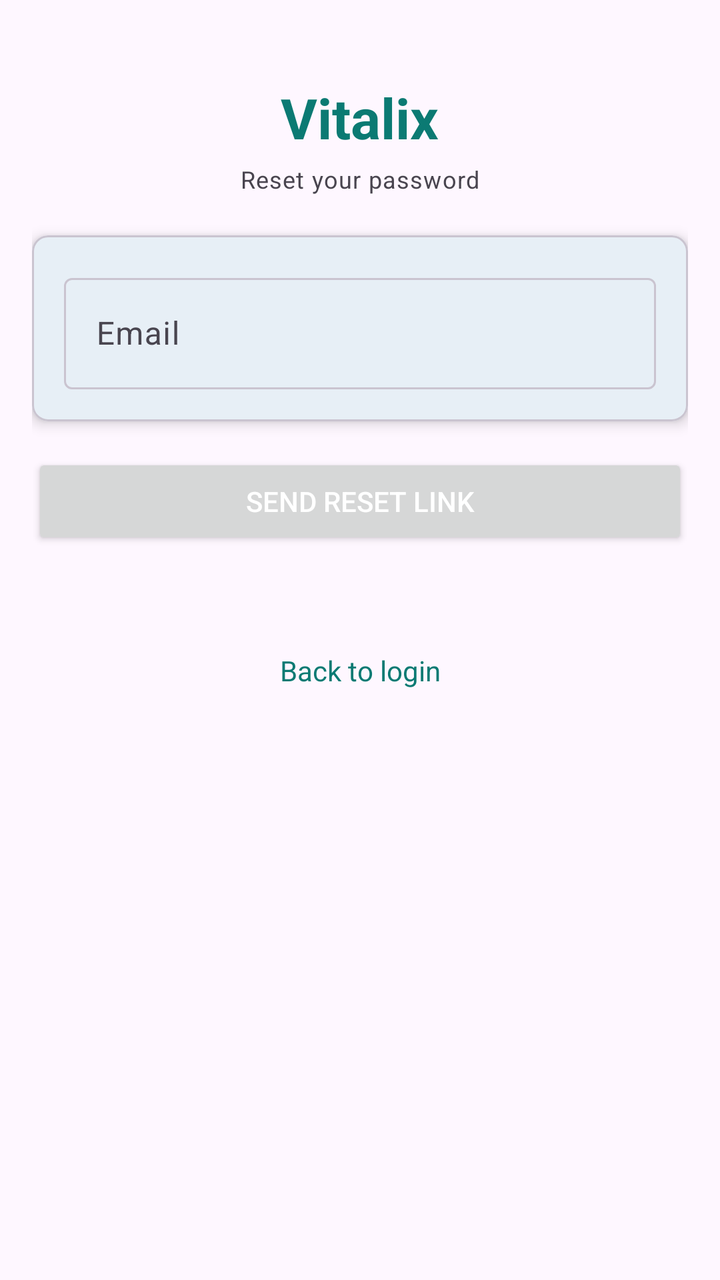
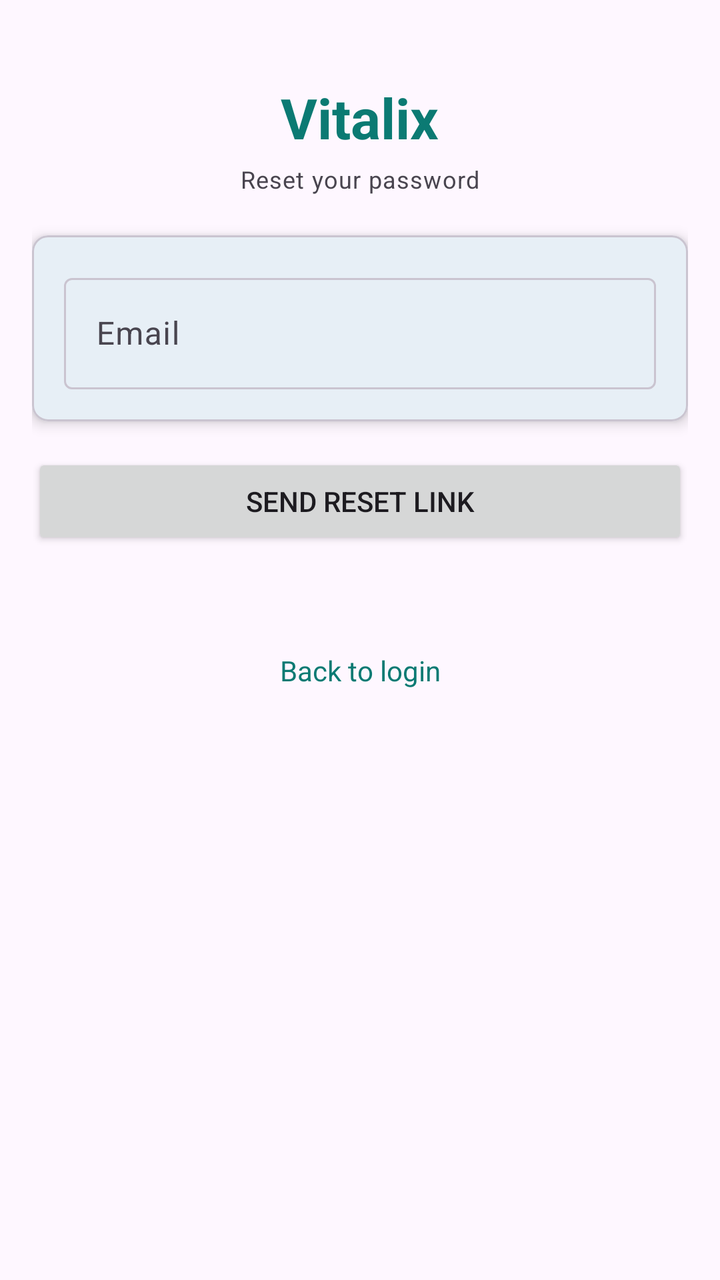

Two renders of the same Android screen: before a commit and after it. Below are the layout's source before the change and the commit's diff.
<!-- AndroidManifest.xml: activity theme Theme.Vitalix -->
<!-- res/layout/activity_forgot.xml -->
<?xml version="1.0" encoding="utf-8"?>
<ScrollView xmlns:android="http://schemas.android.com/apk/res/android"
    xmlns:app="http://schemas.android.com/apk/res-auto"
    android:layout_width="match_parent"
    android:layout_height="match_parent"
    android:padding="@dimen/space_16">

    <LinearLayout
        android:layout_width="match_parent"
        android:layout_height="wrap_content"
        android:orientation="vertical">

        <TextView
            android:layout_width="wrap_content"
            android:layout_height="wrap_content"
            android:layout_gravity="center_horizontal"
            android:layout_marginTop="@dimen/space_24"
            android:layout_marginBottom="@dimen/space_4"
            android:text="Vitalix"
            android:textColor="@color/vital_teal_text"
            android:textSize="28sp"
            android:textStyle="bold" />

        <TextView
            android:layout_width="wrap_content"
            android:layout_height="wrap_content"
            android:layout_gravity="center_horizontal"
            android:layout_marginBottom="20dp"
            android:text="Reset your password"
            android:textAppearance="@style/Vitalix.Caption" />

        <com.google.android.material.card.MaterialCardView
            android:layout_width="match_parent"
            android:layout_height="wrap_content"
            android:layout_marginBottom="@dimen/space_16"
            app:cardCornerRadius="8dp"
            app:cardElevation="4dp">

            <LinearLayout
                android:layout_width="match_parent"
                android:layout_height="wrap_content"
                android:orientation="vertical"
                android:padding="@dimen/space_16">

                <com.google.android.material.textfield.TextInputLayout
                    style="@style/Widget.Material3.TextInputLayout.OutlinedBox"
                    android:layout_width="match_parent"
                    android:layout_height="wrap_content"
                    android:hint="Email">

                    <com.google.android.material.textfield.TextInputEditText
                        android:id="@+id/editEmail"
                        android:layout_width="match_parent"
                        android:layout_height="wrap_content"
                        android:inputType="textEmailAddress" />
                </com.google.android.material.textfield.TextInputLayout>

            </LinearLayout>
        </com.google.android.material.card.MaterialCardView>

        <Button
            android:id="@+id/btnSubmit"
            android:layout_width="match_parent"
            android:layout_height="wrap_content"
            android:layout_marginBottom="@dimen/space_8"
            android:text="Send reset link"
            android:textColor="@color/white" />

        <TextView
            android:id="@+id/txtStatus"
            android:layout_width="match_parent"
            android:layout_height="wrap_content"
            android:layout_marginTop="@dimen/space_8"
            android:layout_marginBottom="@dimen/space_16"
            android:textAlignment="center" />

        <TextView
            android:id="@+id/linkLogin"
            android:layout_width="match_parent"
            android:layout_height="wrap_content"
            android:text="Back to login"
            android:textAlignment="center"
            android:textColor="@color/vital_teal_text" />

    </LinearLayout>
</ScrollView>
<!-- resources referenced by this layout -->
<resources>
  <color name="vital_teal_text">#0B7A73</color>
  <color name="white">#FFFFFFFF</color>
  <dimen name="space_16">16dp</dimen>
  <dimen name="space_24">24dp</dimen>
  <dimen name="space_4">4dp</dimen>
  <dimen name="space_8">8dp</dimen>
  <style name="Vitalix.Caption" parent="TextAppearance.Material3.BodySmall">
          <item name="android:textSize">12sp</item>
      </style>
  <style name="Theme.Vitalix" parent="Base.Theme.Vitalix" />
  <style name="Base.Theme.Vitalix" parent="Theme.Material3.DayNight.NoActionBar">
          <item name="colorPrimary">@color/vital_teal</item>
          <item name="materialButtonStyle">@style/Widget.Vitalix.Button</item>
          <item name="colorOnPrimary">@color/white</item>
          <item name="colorSecondary">@color/pulse_green</item>
          <item name="colorOnSecondary">@color/black</item>
          <item name="android:colorBackground">@color/bg_app</item>
          <item name="colorSurface">@color/bg_surface</item>
          <item name="colorOnBackground">@color/text_primary</item>
          <item name="colorOnSurface">@color/text_primary</item>
          <item name="colorOnSurfaceVariant">@color/text_secondary</item>
          <item name="colorOutline">@color/outline_subtle</item>
          <item name="colorOutlineVariant">@color/outline_subtle</item>
      </style>
  <color name="vital_teal">#0FA9A0</color>
  <style name="Widget.Vitalix.Button" parent="Widget.Material3.Button">
          <item name="backgroundTint">@color/button_primary</item>
      </style>
  <color name="pulse_green">#34D399</color>
  <color name="black">#FF000000</color>
  <color name="bg_app">#FFFEF7FF</color>
  <color name="bg_surface">#FFFEF7FF</color>
  <color name="text_primary">#FF1D1B20</color>
  <color name="text_secondary">#FF49454F</color>
  <color name="outline_subtle">#FFCAC4D0</color>
  <color name="button_primary">#0B7A73</color>
</resources>

<!-- the commit's change to res/layout/activity_forgot.xml (unified diff, before → after) -->
@@ -63,8 +63,7 @@
             android:layout_width="match_parent"
             android:layout_height="wrap_content"
             android:layout_marginBottom="@dimen/space_8"
-            android:text="Send reset link"
-            android:textColor="@color/white" />
+            android:text="Send reset link" />
 
         <TextView
             android:id="@+id/txtStatus"
<!-- resource entries referenced after the edit -->
@@ -26,7 +26,7 @@
       </style>
   <color name="vital_teal">#0FA9A0</color>
   <style name="Widget.Vitalix.Button" parent="Widget.Material3.Button">
-          <item name="backgroundTint">@color/button_primary</item>
+          <item name="backgroundTint">@color/button_primary_bg</item>
       </style>
   <color name="pulse_green">#34D399</color>
   <color name="black">#FF000000</color>
@@ -35,6 +35,5 @@
   <color name="text_primary">#FF1D1B20</color>
   <color name="text_secondary">#FF49454F</color>
   <color name="outline_subtle">#FFCAC4D0</color>
-  <color name="button_primary">#0B7A73</color>
 </resources>
 
